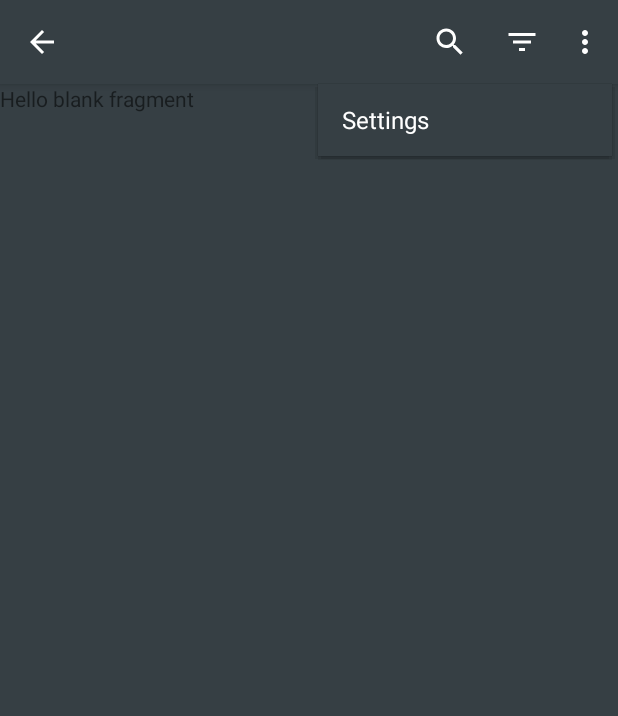
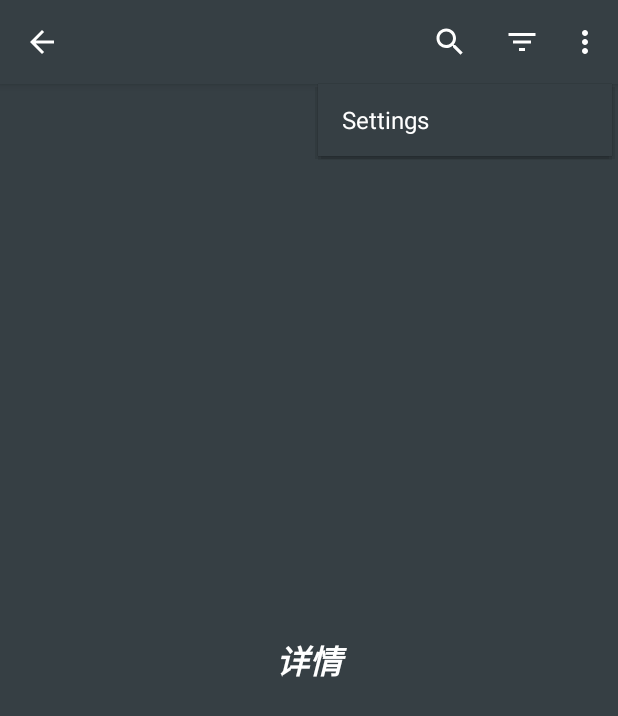
Before and after one commit to vanishiment/MovieTimes, an Android app: the fragment DetailFrag placed in its activity, with the options menu open, on a phone screen of 412 x 824 dp. Shown: the top 716 px of the screen. Run offline under Robolectric (Android 15) with nearby library versions, the phone set to English and light mode, and no system bars; pictures from the network do not load.

Commit message:
提示文本

```diff
--- a/app/src/main/res/layout/fragment_detail.xml
+++ b/app/src/main/res/layout/fragment_detail.xml
@@ -4,10 +4,13 @@
     android:layout_height="match_parent"
     tools:context="io.movietimes.app.frag.DetailFrag">
 
-    <!-- TODO: Update blank fragment layout -->
     <TextView
         android:layout_width="match_parent"
         android:layout_height="match_parent"
-        android:text="@string/hello_blank_fragment" />
+        android:text="详情"
+        android:textStyle="italic|bold"
+        android:textSize="22sp"
+        android:gravity="center"
+        android:textColor="@android:color/white"/>
 
 </FrameLayout>
--- a/app/src/main/res/layout/fragment_search.xml
+++ b/app/src/main/res/layout/fragment_search.xml
@@ -8,6 +8,10 @@
     <TextView
         android:layout_width="match_parent"
         android:layout_height="match_parent"
-        android:text="@string/hello_blank_fragment" />
+        android:text="搜索"
+        android:textStyle="italic|bold"
+        android:textSize="22sp"
+        android:gravity="center"
+        android:textColor="@android:color/white"/>
 
 </FrameLayout>
```
